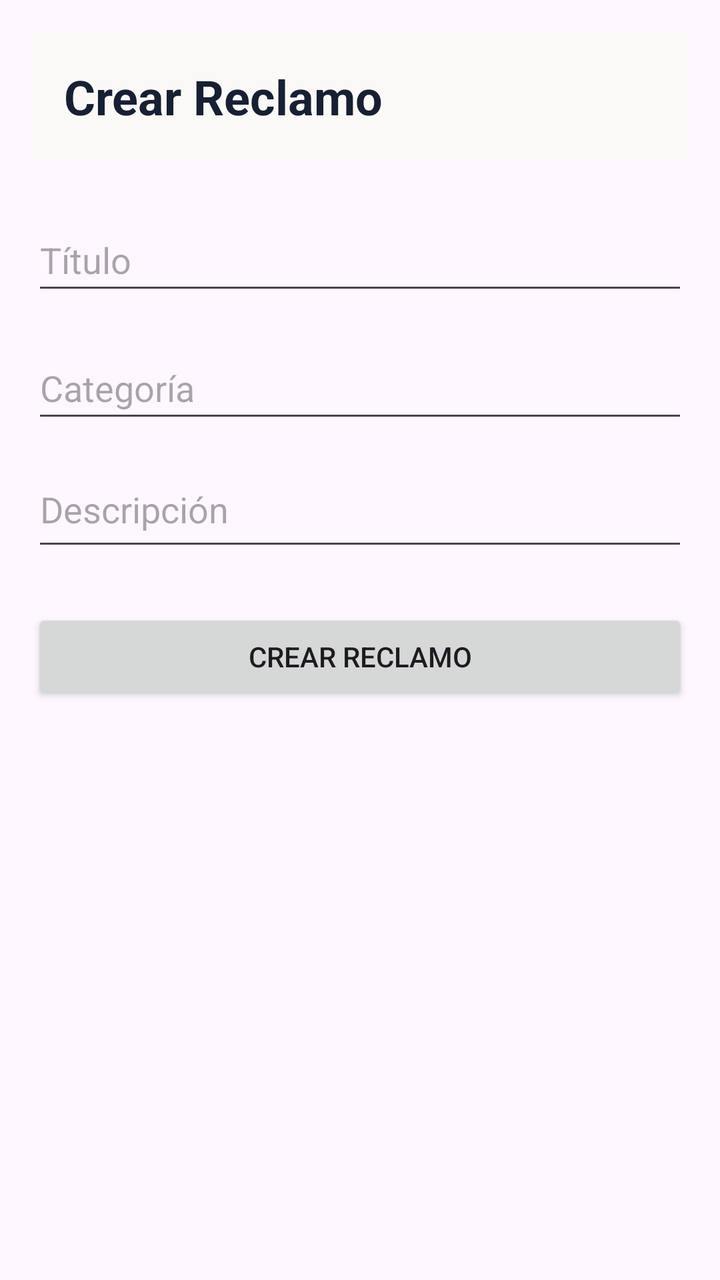
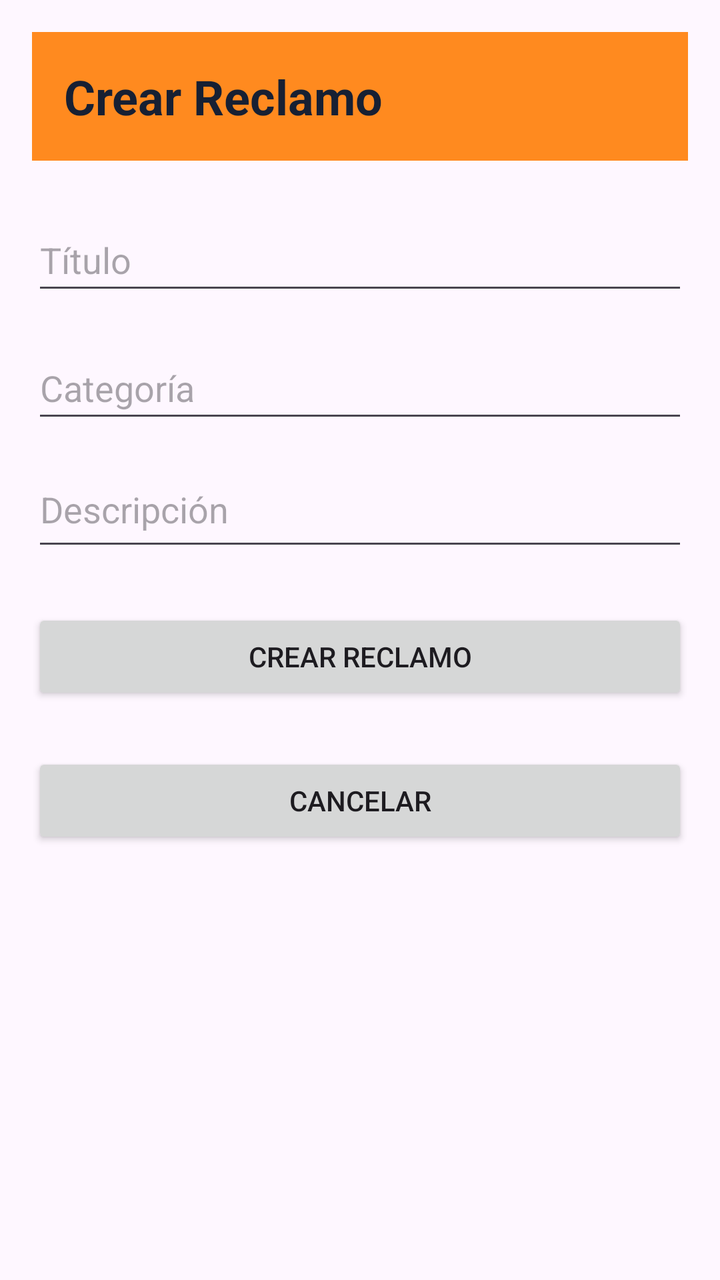

Two renders of the same Android screen: before a commit and after it. Below are the layout's source before the change and the commit's diff.
<!-- AndroidManifest.xml: application theme Theme.ConsorcioMobile -->
<!-- res/layout/activity_crear_reclamo.xml -->
<?xml version="1.0" encoding="utf-8"?>
<androidx.constraintlayout.widget.ConstraintLayout xmlns:android="http://schemas.android.com/apk/res/android"
    xmlns:app="http://schemas.android.com/apk/res-auto"
    xmlns:tools="http://schemas.android.com/tools"
    android:layout_width="match_parent"
    android:layout_height="match_parent"
    tools:context=".CrearReclamoActivity">

    <TextView
        android:id="@+id/tvTituloReclamos"
        style="@style/Titulo"
        android:layout_width="match_parent"
        android:layout_height="wrap_content"
        android:layout_margin="16dp"
        android:background="@color/fondo"
        android:padding="16dp"
        android:text="Crear Reclamo"
        android:textAlignment="center"
        android:textColor="@color/negro"
        android:minHeight="48dp"
        android:textStyle="bold"
        app:layout_constraintEnd_toEndOf="parent"
        app:layout_constraintStart_toStartOf="parent"
        app:layout_constraintTop_toTopOf="parent"/>

    <EditText
        android:id="@+id/etTituloCrearReclamo"
        android:layout_width="0dp"
        android:layout_height="wrap_content"
        android:layout_marginStart="16dp"
        android:inputType="text"
        android:hint="Título"
        android:minWidth="48dp"
        android:minHeight="48dp"
        app:layout_constraintStart_toStartOf="parent"
        android:layout_marginEnd="16dp"
        android:layout_marginTop="24dp"
        app:layout_constraintEnd_toEndOf="parent"
        app:layout_constraintTop_toBottomOf="@id/tvTituloReclamos" />

    <EditText
        android:id="@+id/etCategoriaCrearReclamo"
        android:layout_width="0dp"
        android:layout_height="wrap_content"
        android:inputType="textMultiLine"
        android:hint="Categoría"
        android:layout_marginStart="16dp"
        android:layout_marginTop="16dp"
        android:layout_marginEnd="16dp"
        android:minWidth="48dp"
        android:minHeight="48dp"
        app:layout_constraintStart_toStartOf="parent"
        app:layout_constraintEnd_toEndOf="parent"
        app:layout_constraintTop_toBottomOf="@id/etTituloCrearReclamo"/>

    <EditText
        android:id="@+id/etDescripcionCrearReclamo"
        android:layout_width="0dp"
        android:layout_height="wrap_content"
        android:inputType="textMultiLine"
        android:hint="Descripción"
        android:layout_marginStart="16dp"
        android:layout_marginTop="16dp"
        android:layout_marginEnd="16dp"
        android:minWidth="48dp"
        android:minHeight="48dp"
        android:gravity="top"
        app:layout_constraintStart_toStartOf="parent"
        app:layout_constraintEnd_toEndOf="parent"
        app:layout_constraintTop_toBottomOf="@id/etCategoriaCrearReclamo" />


    <Button
        android:id="@+id/btnCrearReclamo"
        android:layout_width="0dp"
        android:layout_height="wrap_content"
        android:text="Crear reclamo"
        android:layout_marginStart="16dp"
        android:layout_marginTop="24dp"
        android:layout_marginEnd="16dp"
        app:layout_constraintStart_toStartOf="parent"
        app:layout_constraintEnd_toEndOf="parent"
        app:layout_constraintTop_toBottomOf="@id/etDescripcionCrearReclamo"/>


</androidx.constraintlayout.widget.ConstraintLayout>
<!-- resources referenced by this layout -->
<resources>
  <color name="fondo">#FAF9F7</color>
  <color name="negro">#172033</color>
  <style name="Titulo" parent="Widget.AppCompat.TextView">
          <item name="android:textSize">24sp</item>}
          <item name="android:textStyle">bold</item>
          <item name="android:textColor">@color/negro</item>
      </style>
  <style name="Theme.ConsorcioMobile" parent="Base.Theme.ConsorcioMobile" />
  <style name="Base.Theme.ConsorcioMobile" parent="Theme.Material3.DayNight.NoActionBar">
          
          
      </style>
</resources>

<!-- the commit's change to res/layout/activity_crear_reclamo.xml (unified diff, before → after) -->
@@ -12,7 +12,7 @@
         android:layout_width="match_parent"
         android:layout_height="wrap_content"
         android:layout_margin="16dp"
-        android:background="@color/fondo"
+        android:background="@color/naranja"
         android:padding="16dp"
         android:text="Crear Reclamo"
         android:textAlignment="center"
@@ -82,5 +82,18 @@
         app:layout_constraintEnd_toEndOf="parent"
         app:layout_constraintTop_toBottomOf="@id/etDescripcionCrearReclamo"/>
 
+    <Button
+        android:id="@+id/btnCancelarCrearReclamo"
+        android:layout_width="0dp"
+        android:layout_height="wrap_content"
+        android:text="Cancelar"
+        android:layout_marginStart="16dp"
+        android:layout_marginTop="24dp"
+        android:layout_marginEnd="16dp"
+        app:layout_constraintStart_toStartOf="parent"
+        app:layout_constraintEnd_toEndOf="parent"
+        app:layout_constraintTop_toBottomOf="@id/btnCrearReclamo"/>
+
+
 
 </androidx.constraintlayout.widget.ConstraintLayout>
<!-- resource entries referenced after the edit -->
@@ -1,6 +1,6 @@
 <!-- resources referenced by this layout -->
 <resources>
-  <color name="fondo">#FAF9F7</color>
+  <color name="naranja">#FF8A1F</color>
   <color name="negro">#172033</color>
   <style name="Titulo" parent="Widget.AppCompat.TextView">
           <item name="android:textSize">24sp</item>}
